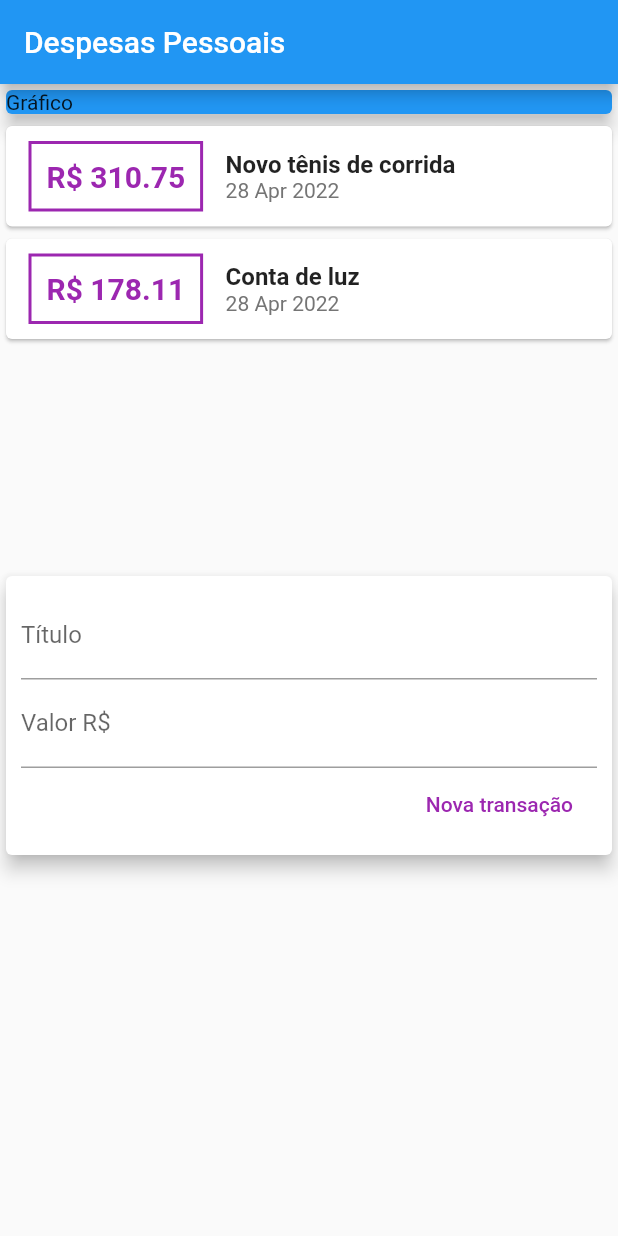
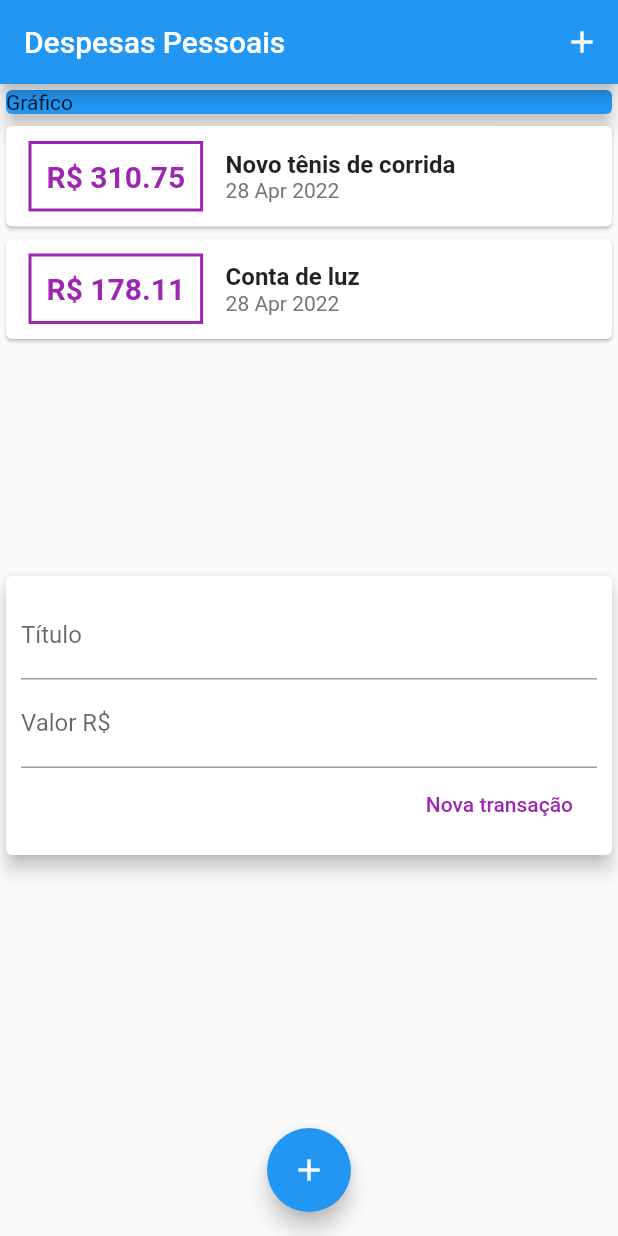
Before and after one commit to wagner-de-carvalho/expenses, a Flutter app: the screen it shows after launch, on a phone screen of 412 x 824 dp. Run offline on Flutter 3.47's test engine with Material 2 defaults, Android fonts, the phone set to English and light mode, and no system bars.

Commit message:
botoes para adicionar transacoes

```diff
--- a/lib/main.dart
+++ b/lib/main.dart
@@ -28,6 +28,12 @@ class MyHomePage extends StatelessWidget {
     return Scaffold(
       appBar: AppBar(
         title: Text('Despesas Pessoais'),
+        actions: [
+          IconButton(
+            icon: Icon(Icons.add),
+            onPressed: () {},
+          ),
+        ],
       ),
       body: SingleChildScrollView(
         child: Column(
@@ -44,6 +50,12 @@ class MyHomePage extends StatelessWidget {
             TransactionUser(),
           ],
         ),
-        ));
+      ),
+      floatingActionButton: FloatingActionButton(
+        onPressed: () {},
+        child: Icon(Icons.add),
+      ),
+      floatingActionButtonLocation: FloatingActionButtonLocation.centerFloat,
+    );
   }
 }
```
Lines whose indentation alone changed are shown as unchanged.
